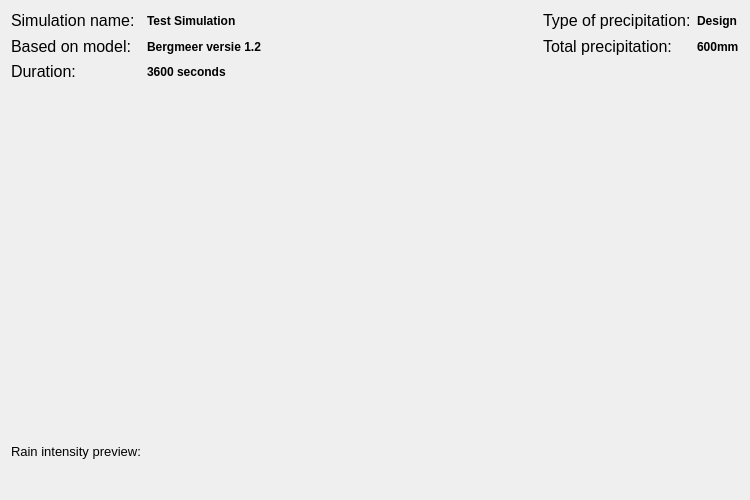
Old version of the form threedi_api_qgis_client/ui/page4.ui in the repository nens/threedi-api-qgis-client.
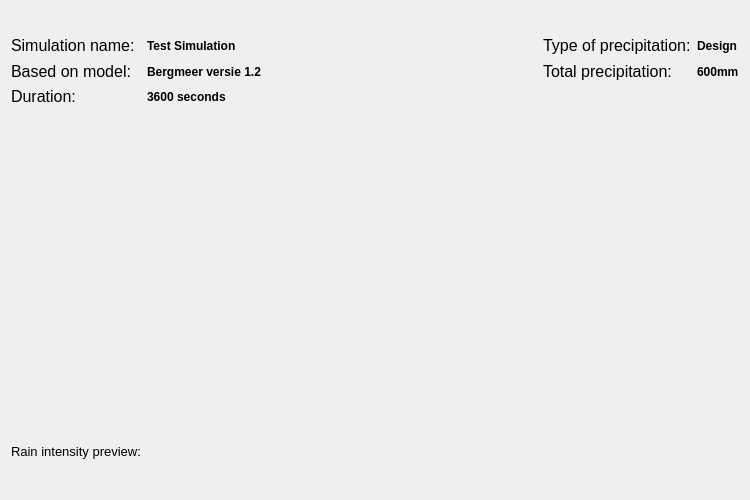
New version of the form.

Diff of the .ui file:
```diff
--- a/threedi_api_qgis_client/ui/page4.ui
+++ b/threedi_api_qgis_client/ui/page4.ui
@@ -32,7 +32,20 @@
    <bool>true</bool>
   </property>
   <layout class="QGridLayout" name="gridLayout">
-   <item row="1" column="2">
+   <item row="2" column="0">
+    <widget class="QLabel" name="sim_name_l">
+     <property name="font">
+      <font>
+       <family>Segoe UI</family>
+       <pointsize>12</pointsize>
+      </font>
+     </property>
+     <property name="text">
+      <string>&lt;html&gt;&lt;head/&gt;&lt;body&gt;&lt;p&gt;Simulation name:&lt;/p&gt;&lt;/body&gt;&lt;/html&gt;</string>
+     </property>
+    </widget>
+   </item>
+   <item row="2" column="2">
     <spacer name="horizontalSpacer">
      <property name="orientation">
       <enum>Qt::Horizontal</enum>
@@ -45,8 +58,29 @@
      </property>
     </spacer>
    </item>
-   <item row="3" column="0">
-    <widget class="QLabel" name="sim_duration_l">
+   <item row="0" column="0" colspan="5">
+    <layout class="QVBoxLayout" name="svg_lout">
+     <property name="bottomMargin">
+      <number>0</number>
+     </property>
+    </layout>
+   </item>
+   <item row="4" column="1">
+    <widget class="QLabel" name="sim_duration">
+     <property name="font">
+      <font>
+       <pointsize>9</pointsize>
+       <weight>75</weight>
+       <bold>true</bold>
+      </font>
+     </property>
+     <property name="text">
+      <string>3600 seconds</string>
+     </property>
+    </widget>
+   </item>
+   <item row="2" column="3">
+    <widget class="QLabel" name="sim_prec_type_l">
      <property name="font">
       <font>
        <family>Segoe UI</family>
@@ -54,11 +88,11 @@
       </font>
      </property>
      <property name="text">
-      <string>&lt;html&gt;&lt;head/&gt;&lt;body&gt;&lt;p&gt;Duration:&lt;/p&gt;&lt;/body&gt;&lt;/html&gt;</string>
+      <string>&lt;html&gt;&lt;head/&gt;&lt;body&gt;&lt;p&gt;Type of precipitation:&lt;/p&gt;&lt;/body&gt;&lt;/html&gt;</string>
      </property>
     </widget>
    </item>
-   <item row="2" column="1">
+   <item row="3" column="1">
     <widget class="QLabel" name="sim_database">
      <property name="font">
       <font>
@@ -72,20 +106,7 @@
      </property>
     </widget>
    </item>
-   <item row="4" column="0">
-    <spacer name="verticalSpacer_2">
-     <property name="orientation">
-      <enum>Qt::Vertical</enum>
-     </property>
-     <property name="sizeHint" stdset="0">
-      <size>
-       <width>20</width>
-       <height>40</height>
-      </size>
-     </property>
-    </spacer>
-   </item>
-   <item row="1" column="1">
+   <item row="2" column="1">
     <widget class="QLabel" name="sim_name">
      <property name="font">
       <font>
@@ -99,33 +120,34 @@
      </property>
     </widget>
    </item>
-   <item row="2" column="3">
-    <widget class="QLabel" name="sim_prec_total_l">
+   <item row="2" column="4">
+    <widget class="QLabel" name="sim_prec_type">
      <property name="font">
       <font>
-       <family>Segoe UI</family>
-       <pointsize>12</pointsize>
+       <pointsize>9</pointsize>
+       <weight>75</weight>
+       <bold>true</bold>
       </font>
      </property>
      <property name="text">
-      <string>&lt;html&gt;&lt;head/&gt;&lt;body&gt;&lt;p&gt;Total precipitation:&lt;/p&gt;&lt;/body&gt;&lt;/html&gt;</string>
+      <string>Design</string>
      </property>
     </widget>
    </item>
-   <item row="1" column="0">
-    <widget class="QLabel" name="sim_name_l">
-     <property name="font">
-      <font>
-       <family>Segoe UI</family>
-       <pointsize>12</pointsize>
-      </font>
+   <item row="8" column="0" colspan="5">
+    <spacer name="horizontalSpacer_2">
+     <property name="orientation">
+      <enum>Qt::Horizontal</enum>
      </property>
-     <property name="text">
-      <string>&lt;html&gt;&lt;head/&gt;&lt;body&gt;&lt;p&gt;Simulation name:&lt;/p&gt;&lt;/body&gt;&lt;/html&gt;</string>
+     <property name="sizeHint" stdset="0">
+      <size>
+       <width>40</width>
+       <height>20</height>
+      </size>
      </property>
-    </widget>
+    </spacer>
    </item>
-   <item row="2" column="0">
+   <item row="3" column="0">
     <widget class="QLabel" name="sim_base_l">
      <property name="font">
       <font>
@@ -138,28 +160,14 @@
      </property>
     </widget>
    </item>
-   <item row="6" column="0" colspan="5">
+   <item row="7" column="0" colspan="5">
     <layout class="QGridLayout" name="lout_plot">
      <property name="bottomMargin">
       <number>10</number>
      </property>
     </layout>
    </item>
-   <item row="3" column="1">
-    <widget class="QLabel" name="sim_duration">
-     <property name="font">
-      <font>
-       <pointsize>9</pointsize>
-       <weight>75</weight>
-       <bold>true</bold>
-      </font>
-     </property>
-     <property name="text">
-      <string>3600 seconds</string>
-     </property>
-    </widget>
-   </item>
-   <item row="2" column="4">
+   <item row="3" column="4">
     <widget class="QLabel" name="sim_prec_total">
      <property name="font">
       <font>
@@ -173,7 +181,20 @@
      </property>
     </widget>
    </item>
-   <item row="5" column="0">
+   <item row="3" column="3">
+    <widget class="QLabel" name="sim_prec_total_l">
+     <property name="font">
+      <font>
+       <family>Segoe UI</family>
+       <pointsize>12</pointsize>
+      </font>
+     </property>
+     <property name="text">
+      <string>&lt;html&gt;&lt;head/&gt;&lt;body&gt;&lt;p&gt;Total precipitation:&lt;/p&gt;&lt;/body&gt;&lt;/html&gt;</string>
+     </property>
+    </widget>
+   </item>
+   <item row="6" column="0">
     <widget class="QLabel" name="label_11">
      <property name="sizePolicy">
       <sizepolicy hsizetype="Preferred" vsizetype="Minimum">
@@ -192,22 +213,21 @@
      </property>
     </widget>
    </item>
-   <item row="1" column="4">
-    <widget class="QLabel" name="sim_prec_type">
-     <property name="font">
-      <font>
-       <pointsize>9</pointsize>
-       <weight>75</weight>
-       <bold>true</bold>
-      </font>
+   <item row="5" column="0">
+    <spacer name="verticalSpacer_2">
+     <property name="orientation">
+      <enum>Qt::Vertical</enum>
      </property>
-     <property name="text">
-      <string>Design</string>
+     <property name="sizeHint" stdset="0">
+      <size>
+       <width>20</width>
+       <height>40</height>
+      </size>
      </property>
-    </widget>
+    </spacer>
    </item>
-   <item row="1" column="3">
-    <widget class="QLabel" name="sim_prec_type_l">
+   <item row="4" column="0">
+    <widget class="QLabel" name="sim_duration_l">
      <property name="font">
       <font>
        <family>Segoe UI</family>
@@ -215,26 +235,22 @@
       </font>
      </property>
      <property name="text">
-      <string>&lt;html&gt;&lt;head/&gt;&lt;body&gt;&lt;p&gt;Type of precipitation:&lt;/p&gt;&lt;/body&gt;&lt;/html&gt;</string>
+      <string>&lt;html&gt;&lt;head/&gt;&lt;body&gt;&lt;p&gt;Duration:&lt;/p&gt;&lt;/body&gt;&lt;/html&gt;</string>
      </property>
     </widget>
    </item>
-   <item row="0" column="0" colspan="5">
-    <layout class="QVBoxLayout" name="svg_lout">
-     <property name="bottomMargin">
-      <number>0</number>
-     </property>
-    </layout>
-   </item>
-   <item row="7" column="0" colspan="5">
-    <spacer name="horizontalSpacer_2">
+   <item row="1" column="0">
+    <spacer name="verticalSpacer">
      <property name="orientation">
-      <enum>Qt::Horizontal</enum>
+      <enum>Qt::Vertical</enum>
+     </property>
+     <property name="sizeType">
+      <enum>QSizePolicy::Fixed</enum>
      </property>
      <property name="sizeHint" stdset="0">
       <size>
-       <width>40</width>
-       <height>20</height>
+       <width>20</width>
+       <height>25</height>
       </size>
      </property>
     </spacer>
```
